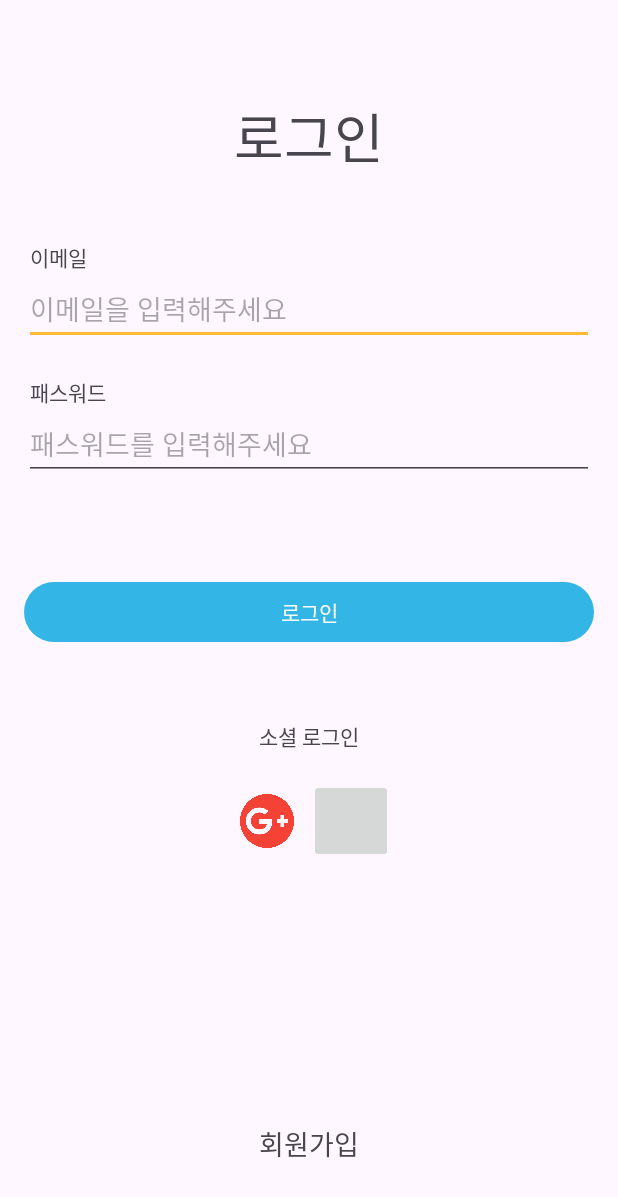
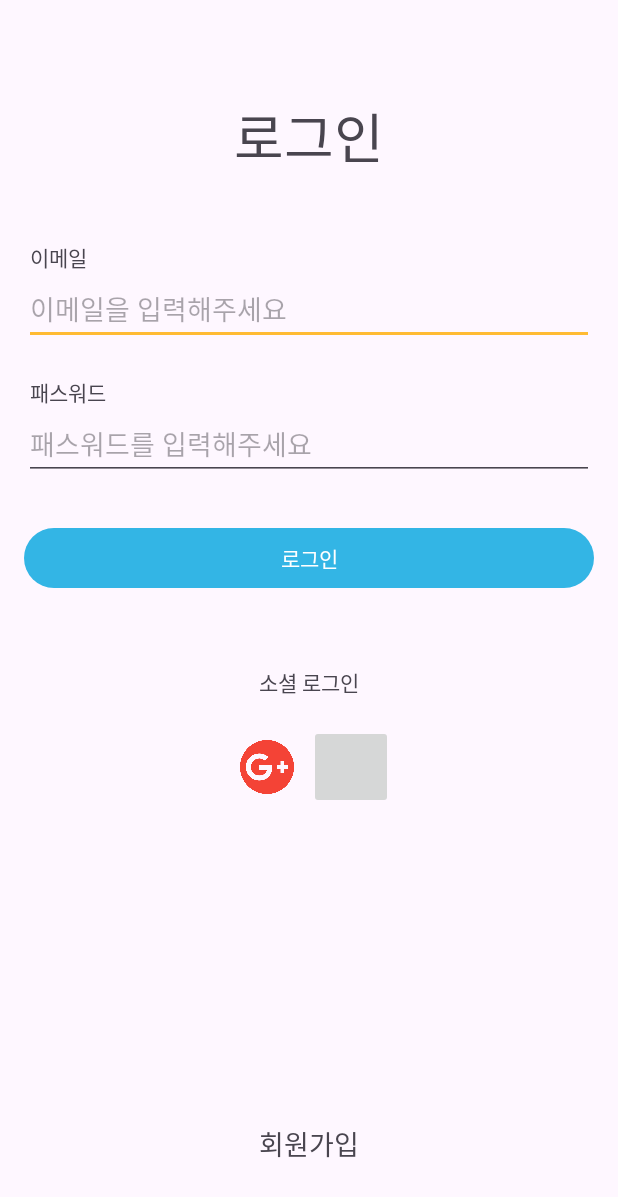
Before and after one commit to Glibrary-Source/Project_BanyeoMiji, an Android app: the FragmentLogin screen opened directly, with no data from a screen before it, on a phone screen of 412 x 824 dp. Shown: the top 1197 px of the screen. Run offline under Robolectric (Android 15) with nearby library versions, the phone set to English and light mode, and no system bars; our stand-ins replace Firebase (no records; nobody signed in at launch, a user with empty details on screens opened directly).

Commit message:
feature: Develope my page

```diff
--- a/projectBanyeoMiji/app/src/main/java/com/twproject/banyeomiji/view/login/FragmentLogin.kt
+++ b/projectBanyeoMiji/app/src/main/java/com/twproject/banyeomiji/view/login/FragmentLogin.kt
@@ -59,8 +59,7 @@ class FragmentLogin : Fragment() {
                     userSelectManager,
                     transaction
                 )
-            } catch (_: ApiException) {
-            }
+            } catch (_: ApiException) {}
         }
     }
 
@@ -75,6 +74,7 @@ class FragmentLogin : Fragment() {
     override fun onCreate(savedInstanceState: Bundle?) {
         super.onCreate(savedInstanceState)
         userSelectManager = UserSelectManager(mContext.dataStore)
+
         CoroutineScope(IO).launch {
             userSelectManager.userLoginState.collect { state ->
                 localState = state ?: 0
--- a/projectBanyeoMiji/app/src/main/java/com/twproject/banyeomiji/view/login/LoginActivity.kt
+++ b/projectBanyeoMiji/app/src/main/java/com/twproject/banyeomiji/view/login/LoginActivity.kt
@@ -18,7 +18,6 @@ class LoginActivity : AppCompatActivity() {
         val transaction = supportFragmentManager.beginTransaction()
         transaction.replace(R.id.frame_fragment_host, FragmentLogin())
         transaction.commit()
-
     }
 
 }
--- a/projectBanyeoMiji/app/src/main/java/com/twproject/banyeomiji/view/login/util/EmailLoginModule.kt
+++ b/projectBanyeoMiji/app/src/main/java/com/twproject/banyeomiji/view/login/util/EmailLoginModule.kt
@@ -87,6 +87,9 @@ class EmailLoginModule(
             ?.addOnCompleteListener {
                 if(it.isSuccessful) {
                     Toast.makeText(mContext, "이메일을 인증해주세요", Toast.LENGTH_SHORT).show()
+                    Log.d("testLogin", "성공")
+                } else {
+                    Log.d("testLogin", "실패")
                 }
             }
     }
--- a/projectBanyeoMiji/app/src/main/java/com/twproject/banyeomiji/view/main/FragmentCategory.kt
+++ b/projectBanyeoMiji/app/src/main/java/com/twproject/banyeomiji/view/main/FragmentCategory.kt
@@ -62,8 +62,8 @@ class FragmentCategory : Fragment() {
 
         spinner.adapter = ArrayAdapter(mContext, R.layout.item_fragment_category_list_spinner, items)
 
-//        categorySpinnerManager.setStartSpinnerPosition()
-//        categorySpinnerManager.setSpinnerSelect(items, mContext, petLocationViewModel, categoryLocationDataManager)
+        categorySpinnerManager.setStartSpinnerPosition()
+        categorySpinnerManager.setSpinnerSelect(items, mContext, petLocationViewModel, categoryLocationDataManager)
 
         val rcCategoryView = binding.rcCategoryList
         rcCategoryView.setHasFixedSize(true)
--- a/projectBanyeoMiji/app/src/main/java/com/twproject/banyeomiji/view/main/FragmentLocationList.kt
+++ b/projectBanyeoMiji/app/src/main/java/com/twproject/banyeomiji/view/main/FragmentLocationList.kt
@@ -50,7 +50,8 @@ class FragmentLocationList : Fragment() {
             activity,
             mContext,
             rcLocationListView,
-            binding
+            binding,
+            categoryData.CategoryName
         )
 
         rcLocationListView.layoutManager = LinearLayoutManager(requireContext())
--- a/projectBanyeoMiji/app/src/main/java/com/twproject/banyeomiji/view/main/FragmentStoreMap.kt
+++ b/projectBanyeoMiji/app/src/main/java/com/twproject/banyeomiji/view/main/FragmentStoreMap.kt
@@ -170,6 +170,8 @@ class FragmentStoreMap : Fragment(), OnMapReadyCallback {
         }
     }
 
+
+
     private fun updateMarkerVisibility(markerList: MutableMap<Marker, String>) {
         for ((marker, category) in markerList) {
             marker.map = naverFragmentMap
--- a/projectBanyeoMiji/app/src/main/res/layout/activity_main.xml
+++ b/projectBanyeoMiji/app/src/main/res/layout/activity_main.xml
@@ -4,6 +4,7 @@
     xmlns:tools="http://schemas.android.com/tools"
     android:layout_width="match_parent"
     android:layout_height="match_parent"
+    android:animateLayoutChanges="true"
     tools:context=".view.main.MainActivity">
 
     <androidx.constraintlayout.widget.ConstraintLayout
--- a/projectBanyeoMiji/app/src/main/res/layout/fragment_login.xml
+++ b/projectBanyeoMiji/app/src/main/res/layout/fragment_login.xml
@@ -74,12 +74,23 @@
         app:layout_constraintStart_toStartOf="@id/edit_login_password"
         app:layout_constraintBottom_toTopOf="@id/edit_login_password"/>
 
+    <LinearLayout
+        android:id="@+id/linear_sign_in_out"
+        android:layout_width="match_parent"
+        android:layout_height="wrap_content"
+        android:orientation="vertical"
+        android:animateLayoutChanges="true"
+        android:layout_marginStart="16dp"
+        android:layout_marginEnd="16dp"
+        android:layout_marginTop="28dp"
+        app:layout_constraintStart_toStartOf="parent"
+        app:layout_constraintTop_toBottomOf="@id/edit_login_password">
+
         <Button
             android:id="@+id/btn_sign_up"
             android:layout_width="match_parent"
             android:layout_height="wrap_content"
-        android:layout_marginStart="16dp"
-        android:layout_marginEnd="16dp"
+            android:layout_marginBottom="4dp"
             android:text="@string/sign_up_kr"
             android:fontFamily="@font/bagelfat"
             android:visibility="gone"
@@ -91,13 +102,12 @@
             android:id="@+id/btn_login_email"
             android:layout_width="match_parent"
             android:layout_height="wrap_content"
-        android:layout_marginStart="16dp"
-        android:layout_marginEnd="16dp"
-        android:layout_marginTop="64dp"
             android:text="@string/login_kr"
             android:fontFamily="@font/bagelfat"
             app:layout_constraintStart_toStartOf="parent"
             app:layout_constraintTop_toBottomOf="@id/edit_login_password"/>
+
+    </LinearLayout>
 
     <TextView
         android:id="@+id/text_login_ortitle"
@@ -109,7 +119,7 @@
         android:textSize="14dp"
         app:layout_constraintStart_toStartOf="parent"
         app:layout_constraintEnd_toEndOf="parent"
-        app:layout_constraintTop_toBottomOf="@id/btn_login_email"/>
+        app:layout_constraintTop_toBottomOf="@id/linear_sign_in_out"/>
 
     <LinearLayout
         android:id="@+id/linear_login_orbtn"
```
Also changed, not shown: projectBanyeoMiji/app/src/main/java/com/twproject/banyeomiji/vbutility/BackPressCallBackManager.kt (+7 -1 lines), projectBanyeoMiji/app/src/main/java/com/twproject/banyeomiji/view/login/FragmentMyPage.kt (+5 -6 lines), projectBanyeoMiji/app/src/main/java/com/twproject/banyeomiji/view/main/FragmentReview.kt (added, +52 -0 lines), projectBanyeoMiji/app/src/main/java/com/twproject/banyeomiji/view/main/adapter/LocationDataListAdapter.kt (+15 -2 lines), projectBanyeoMiji/app/src/main/java/com/twproject/banyeomiji/view/main/util/LocationListViewManager.kt (+12 -11 lines), projectBanyeoMiji/app/src/main/java/com/twproject/banyeomiji/view/splash/utils/SplashRemoteConfig.kt (+6 -1 lines), projectBanyeoMiji/app/src/main/res/layout/fragment_review.xml (added, +14 -0 lines), projectBanyeoMiji/app/src/main/res/layout/item_fragment_location_list.xml (+16 -4 lines), projectBanyeoMiji/app/src/main/res/navigation/nav_graph.xml (+21 -0 lines). Lines whose indentation alone changed are shown as unchanged.
